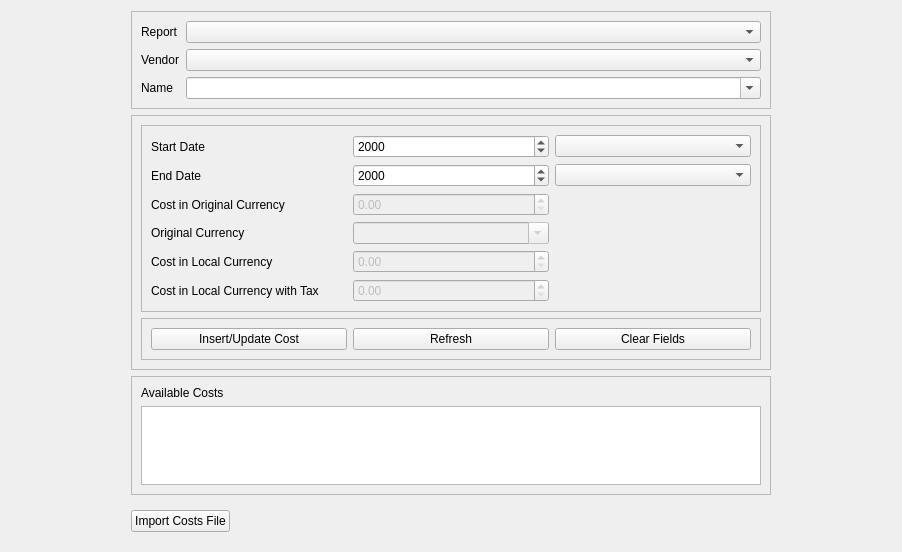
This is ui/CostsTab.ui in CS-4820-Library-Project/COUNTER-5-Report-Tool-2020-5.0 as Qt 5 draws it before an edit. The edited form follows.
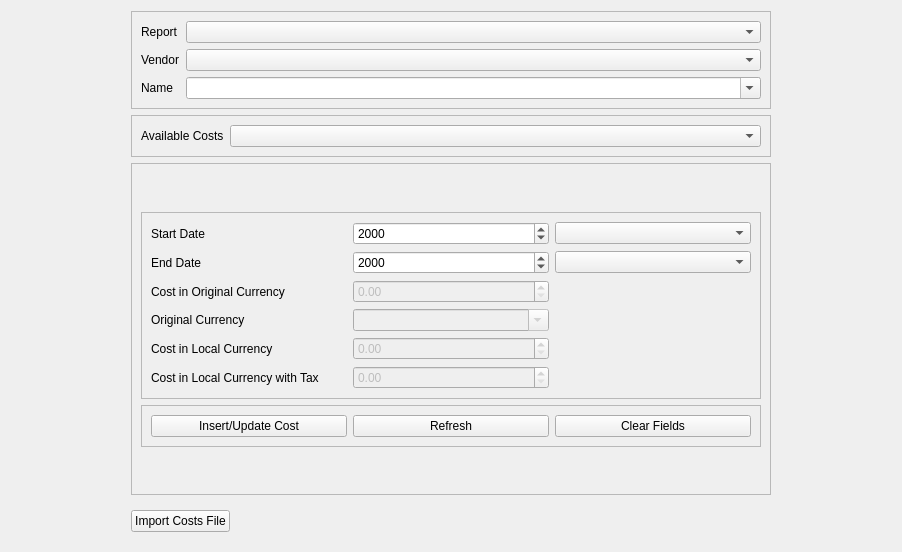
This is the edited form. Icons and pictures are not drawn.

Commit message: replaced available costs list view with combo box

```diff
--- a/ui/CostsTab.ui
+++ b/ui/CostsTab.ui
@@ -133,6 +133,31 @@
         </layout>
        </widget>
       </item>
+      <item>
+       <widget class="QFrame" name="frame_2">
+        <property name="frameShape">
+         <enum>QFrame::StyledPanel</enum>
+        </property>
+        <layout class="QHBoxLayout" name="horizontalLayout_2">
+         <item>
+          <widget class="QLabel" name="label_3">
+           <property name="sizePolicy">
+            <sizepolicy hsizetype="Fixed" vsizetype="Preferred">
+             <horstretch>0</horstretch>
+             <verstretch>0</verstretch>
+            </sizepolicy>
+           </property>
+           <property name="text">
+            <string>Available Costs</string>
+           </property>
+          </widget>
+         </item>
+         <item>
+          <widget class="QComboBox" name="available_costs_combo_box"/>
+         </item>
+        </layout>
+       </widget>
+      </item>
       <item>
        <widget class="QFrame" name="update_cost_frame">
         <property name="frameShape">
@@ -309,29 +334,6 @@
         </layout>
        </widget>
       </item>
-      <item>
-       <widget class="QFrame" name="frame_2">
-        <property name="frameShape">
-         <enum>QFrame::StyledPanel</enum>
-        </property>
-        <layout class="QVBoxLayout" name="verticalLayout_3">
-         <item>
-          <widget class="QLabel" name="label_3">
-           <property name="text">
-            <string>Available Costs</string>
-           </property>
-          </widget>
-         </item>
-         <item>
-          <widget class="QListView" name="list_view">
-           <property name="alternatingRowColors">
-            <bool>true</bool>
-           </property>
-          </widget>
-         </item>
-        </layout>
-       </widget>
-      </item>
       <item>
        <widget class="QFrame" name="frame_6">
         <layout class="QHBoxLayout" name="horizontalLayout_4">
```
The commit also changes 2 other files.
